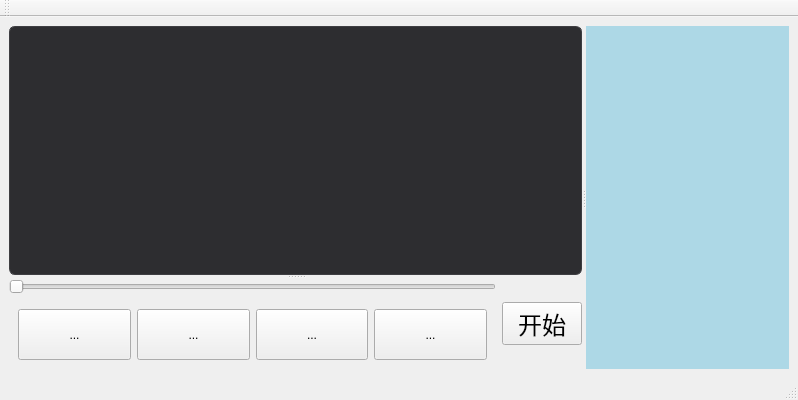
This is ui/mainwindow.ui in rainzyx1114/ProgrammingDesign-FinalWork as Qt 5 draws it before an edit. The edited form follows.
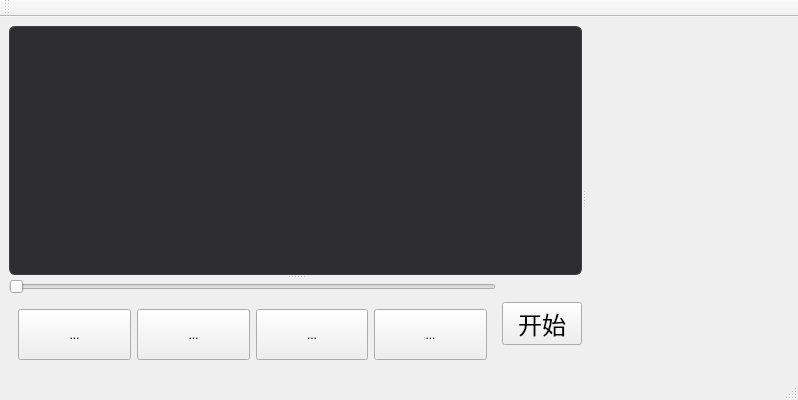
This is the edited form. Icons and pictures are not drawn.

Commit message: 简单的栈帧可视化（含测试数据）

The edit to the form file:
```diff
--- a/ui/mainwindow.ui
+++ b/ui/mainwindow.ui
@@ -206,10 +206,89 @@
         </item>
        </layout>
       </widget>
-      <widget class="QWidget" name="right_widget" native="true">
+      <widget class="QScrollArea" name="StackScrollArea">
        <property name="styleSheet">
-        <string notr="true">background-color: lightblue;</string>
+        <string notr="true">QScrollArea {
+    border: none;
+    background-color: #F3F4F6;
+}
+
+/* 必须设置滚动区域内部容器的背景色 */
+#qt_scrollarea_viewport, #qt_scrollarea_widgetcontents {
+    background-color: #F3F4F6;
+}
+
+/* 2. 栈帧卡片 (GroupBox) 样式 */
+QGroupBox {
+    background-color: #FFFFFF;
+    border: 1px solid #E5E7EB;
+    border-radius: 8px; /* 圆角 */
+    margin-top: 24px;   /* 给标题留出空间 */
+    padding-top: 10px;
+}
+
+/* 函数名标题样式 */
+QGroupBox::title {
+    subcontrol-origin: margin;
+    subcontrol-position: top left;
+    left: 15px;
+    top: 5px;
+    color: #2563EB;     /* 亮蓝色 */
+    font-weight: bold;
+    font-size: 14px;
+    background-color: transparent;
+}
+
+/* 3. 变量表格样式 */
+QTableWidget {
+    background-color: transparent;
+    border: none;
+    gridline-color: #E5E7EB; /* 浅灰色网格线 */
+    color: #1F2937;          /* 字体深灰色 */
+}
+
+/* 表头样式 */
+QHeaderView::section {
+    background-color: #F9FAFB;
+    color: #6B7280;
+    border: none;
+    border-bottom: 2px solid #E5E7EB;
+    font-weight: bold;
+    padding: 4px;
+}
+
+/* 4. 美化滚动条 (变细、变圆滑) */
+QScrollBar:vertical {
+    border: none;
+    background: transparent;
+    width: 8px;
+    margin: 0px 0px 0px 0px;
+}
+QScrollBar::handle:vertical {
+    background: #D1D5DB;
+    min-height: 20px;
+    border-radius: 4px;
+}
+QScrollBar::handle:vertical:hover {
+    background: #9CA3AF;
+}
+QScrollBar::add-line:vertical, QScrollBar::sub-line:vertical {
+    height: 0px;
+}</string>
        </property>
+       <property name="widgetResizable">
+        <bool>true</bool>
+       </property>
+       <widget class="QWidget" name="scrollAreaWidgetContents">
+        <property name="geometry">
+         <rect>
+          <x>0</x>
+          <y>0</y>
+          <width>228</width>
+          <height>339</height>
+         </rect>
+        </property>
+       </widget>
       </widget>
      </widget>
     </item>
```
Left out of the diff: 14 changed lines with no effect on the pictures. The commit also changes 5 other files.
